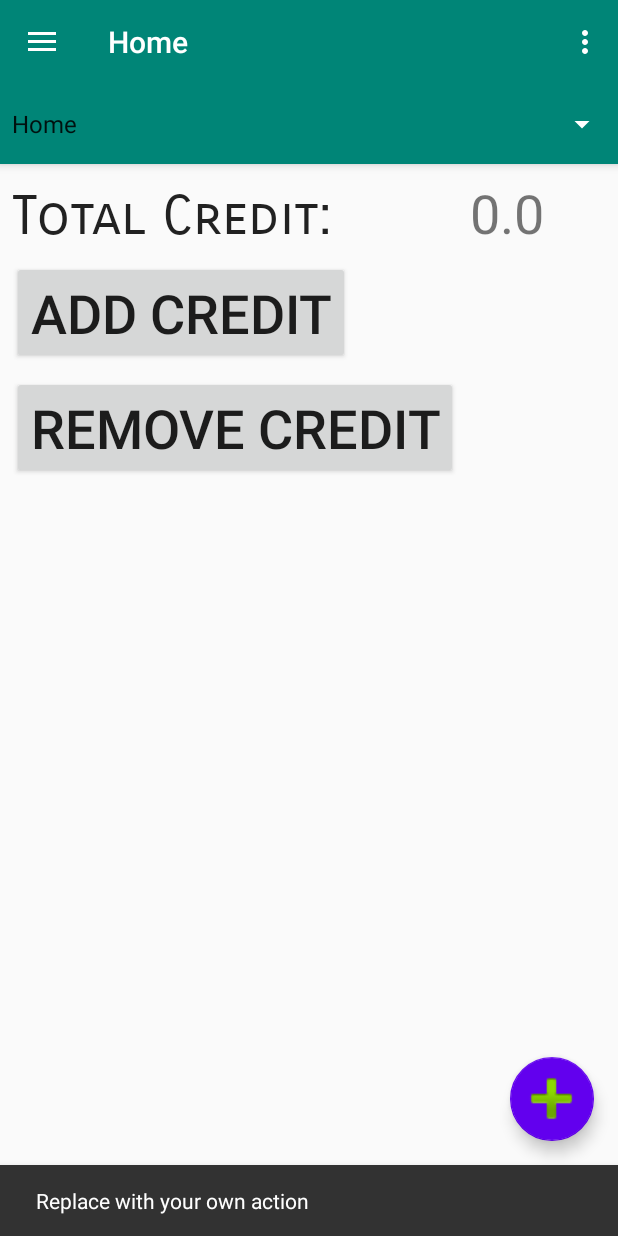
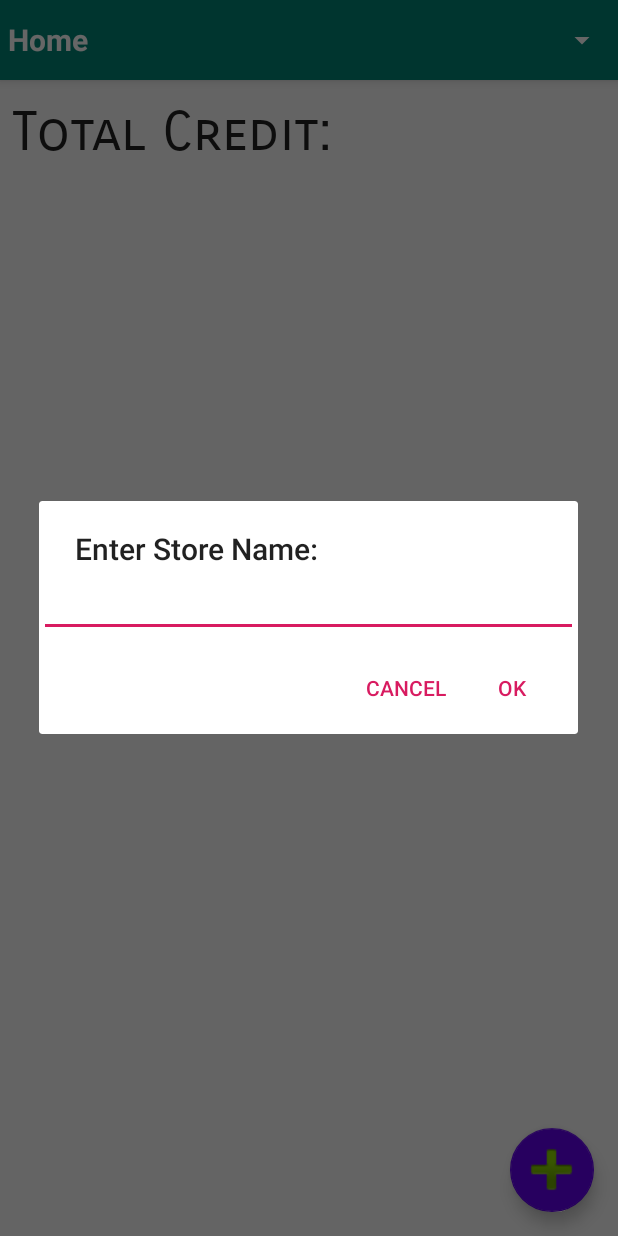
Before and after one commit to haydenjeanson/any_credit, an Android app: the screen it shows after launch (MainActivity), after a tap on an icon or button, on a phone screen of 412 x 824 dp. Run offline under Robolectric (Android 15) with nearby library versions, the phone set to English and light mode, and no system bars.

Commit message:
Adding and selecting stores working from dropdown and addStore button

```diff
--- a/app/src/main/java/com/any_credit/MainActivity.java
+++ b/app/src/main/java/com/any_credit/MainActivity.java
@@ -35,11 +35,12 @@ import java.beans.PropertyChangeEvent;
 import java.beans.PropertyChangeListener;
 import java.util.ArrayList;
 import java.util.HashSet;
+import java.util.Map;
 import java.util.Set;
 
 import static android.text.InputType.TYPE_NUMBER_FLAG_DECIMAL;
 
-public class MainActivity extends AppCompatActivity implements NavigationView.OnNavigationItemSelectedListener, SelectStoreInterface {
+public class MainActivity extends AppCompatActivity implements SelectStoreInterface {
     TextView lbl_credit;
     Toolbar titlebar;
     Button btn_add;
@@ -53,28 +54,17 @@ public class MainActivity extends AppCompatActivity implements NavigationView.On
     protected void onCreate(Bundle savedInstanceState) {
         super.onCreate(savedInstanceState);
         setContentView(R.layout.activity_main);
-        Toolbar toolbar = findViewById(R.id.toolbar);
-        setSupportActionBar(toolbar);
+
 
         FloatingActionButton fab = findViewById(R.id.fab);
         fab.setOnClickListener(new View.OnClickListener() {
             @Override
             public void onClick(View view) {
-                Snackbar.make(view, "Replace with your own action", Snackbar.LENGTH_LONG)
-                        .setAction("Action", null).show();
+                addStore();
             }
         });
 
-        DrawerLayout drawer = findViewById(R.id.drawer_layout);
-        NavigationView navigationView = findViewById(R.id.nav_view);
-        ActionBarDrawerToggle toggle = new ActionBarDrawerToggle(
-                this, drawer, toolbar, R.string.navigation_drawer_open, R.string.navigation_drawer_close);
-        drawer.addDrawerListener(toggle);
-        toggle.syncState();
-        navigationView.setNavigationItemSelectedListener(this);
-
         lbl_credit = (TextView) findViewById(R.id.lbl_credit);
-        titlebar = (Toolbar) findViewById(R.id.toolbar);
         btn_add = (Button) findViewById(R.id.btn_add);
         btn_remove = (Button) findViewById(R.id.btn_remove);
 
@@ -83,10 +73,16 @@ public class MainActivity extends AppCompatActivity implements NavigationView.On
 
         if (storeSet.isEmpty()) {
             storeSet.add("Home");
+        } else {
+            storeSet.remove("Home");
         }
+
         allStoresEditor = allStores.edit();
         allStoresEditor.putStringSet("stores", storeSet);
-        allStoresEditor.apply();
+        allStoresEditor.commit();
+        for (Map.Entry test : allStores.getAll().entrySet()) {
+            System.out.println(test.toString());
+        }
 
         spinner = new SpinnerClass(this, this, (Spinner) findViewById(R.id.storeDropdown), allStores);
     }
@@ -101,49 +97,6 @@ public class MainActivity extends AppCompatActivity implements NavigationView.On
         }
     }
 
-    @Override
-    public boolean onCreateOptionsMenu(Menu menu) {
-        // Inflate the menu; this adds items to the action bar if it is present.
-        getMenuInflater().inflate(R.menu.main, menu);
-        return true;
-    }
-
-    @Override
-    public boolean onOptionsItemSelected(MenuItem item) {
-        // Handle action bar item clicks here. The action bar will
-        // automatically handle clicks on the Home/Up button, so long
-        // as you specify a parent activity in AndroidManifest.xml.
-        int id = item.getItemId();
-
-        //noinspection SimplifiableIfStatement
-        if (id == R.id.action_settings) {
-            return true;
-        }
-
-        return super.onOptionsItemSelected(item);
-    }
-
-    @SuppressWarnings("StatementWithEmptyBody")
-    @Override
-    public boolean onNavigationItemSelected(MenuItem item) {
-        // Handle navigation view item clicks here.
-        int id = item.getItemId();
-
-        if (id == R.id.nav_home) {
-            // Handle the camera action
-        } else if (id == R.id.nav_add) {
-            addStore();
-        } else if (id == R.id.nav_share) {
-
-        } else if (id == R.id.nav_send) {
-
-        }
-
-        DrawerLayout drawer = findViewById(R.id.drawer_layout);
-        drawer.closeDrawer(GravityCompat.START);
-        return true;
-    }
-    PopupWindow popupWindow;
     protected void addStore() {
         AlertDialog.Builder alert = new AlertDialog.Builder(this);
 
@@ -158,8 +111,10 @@ public class MainActivity extends AppCompatActivity implements NavigationView.On
                 String storeName = input.getText().toString();
                 MainActivity.this.spinner.addDropdownItem(storeName);
                 storeSet.add(storeName);
+                allStoresEditor.remove("stores");
+                allStoresEditor.commit();
                 allStoresEditor.putStringSet("stores", storeSet);
-                allStoresEditor.apply();
+                allStoresEditor.commit();
                 selectStore(storeName);
             }
         });
@@ -174,9 +129,10 @@ public class MainActivity extends AppCompatActivity implements NavigationView.On
     }
     @Override
     public void selectStore(String storeName) {
-        this.titlebar.setTitle(storeName);
 
         final StoreSave store = new StoreSave(storeName, this.getApplicationContext());
+
+        spinner.setSpinner(storeName);
 
         lbl_credit.setText(Float.toString(store.getCredit()));
 
--- a/app/src/main/java/com/any_credit/SpinnerClass.java
+++ b/app/src/main/java/com/any_credit/SpinnerClass.java
@@ -27,7 +27,7 @@ public class SpinnerClass implements AdapterView.OnItemSelectedListener {
         this.context = context;
         this.storeInterface = storeInterface;
         this.spinner = spinner;
-        this.adapter = new ArrayAdapter<String>(this.context, android.R.layout.simple_spinner_item, dropdownList);
+        this.adapter = new ArrayAdapter<String>(this.context, R.layout.store_spinner, dropdownList);
         this.adapter.setDropDownViewResource(android.R.layout.simple_spinner_dropdown_item);
         this.spinner.setAdapter(this.adapter);
         this.spinner.setOnItemSelectedListener(this);
@@ -39,6 +39,10 @@ public class SpinnerClass implements AdapterView.OnItemSelectedListener {
 
     void removeDropdownItem(String item) {
         this.dropdownList.remove(item);
+    }
+
+    public void setSpinner(String item) {
+        spinner.setSelection(adapter.getPosition(item));
     }
 
     private void populateExisting(SharedPreferences storeList) {
--- a/app/src/main/res/layout/app_bar_main.xml
+++ b/app/src/main/res/layout/app_bar_main.xml
@@ -12,19 +12,11 @@
         android:layout_height="wrap_content"
         android:theme="@style/AppTheme.AppBarOverlay">
 
-        <androidx.appcompat.widget.Toolbar
-            android:id="@+id/toolbar"
-            android:layout_width="match_parent"
-            android:layout_height="?attr/actionBarSize"
-            android:background="?attr/colorPrimary"
-            app:popupTheme="@style/AppTheme.PopupOverlay"
-            app:title="@string/menu_home" />
-
         <Spinner
             android:id="@+id/storeDropdown"
             android:layout_width="match_parent"
             android:layout_height="53dp"
-            android:textColor="#FF0000" />
+            android:textColor="@android:color/background_light" />
 
     </com.google.android.material.appbar.AppBarLayout>
 
--- /dev/null
+++ b/app/src/main/res/layout/store_spinner.xml
@@ -0,0 +1,12 @@
+<?xml version="1.0" encoding="utf-8"?>
+
+<TextView
+    xmlns:android="http://schemas.android.com/apk/res/android"
+    android:layout_width="match_parent"
+    android:layout_height="wrap_content"
+    android:textSize="20sp"
+    android:textStyle="bold"
+    android:gravity="left"
+    android:textColor="#FFF"
+    android:padding="5dip"
+    />
```
